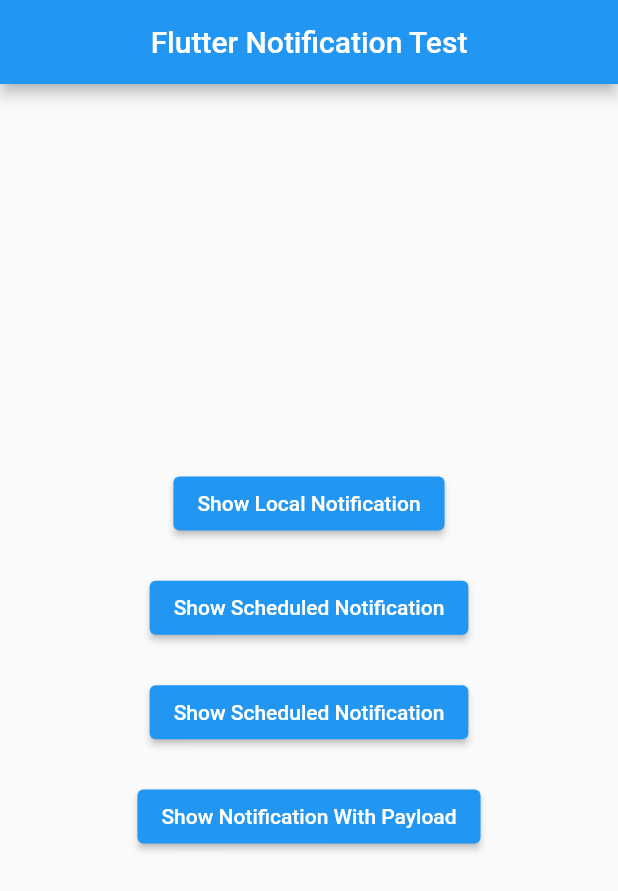
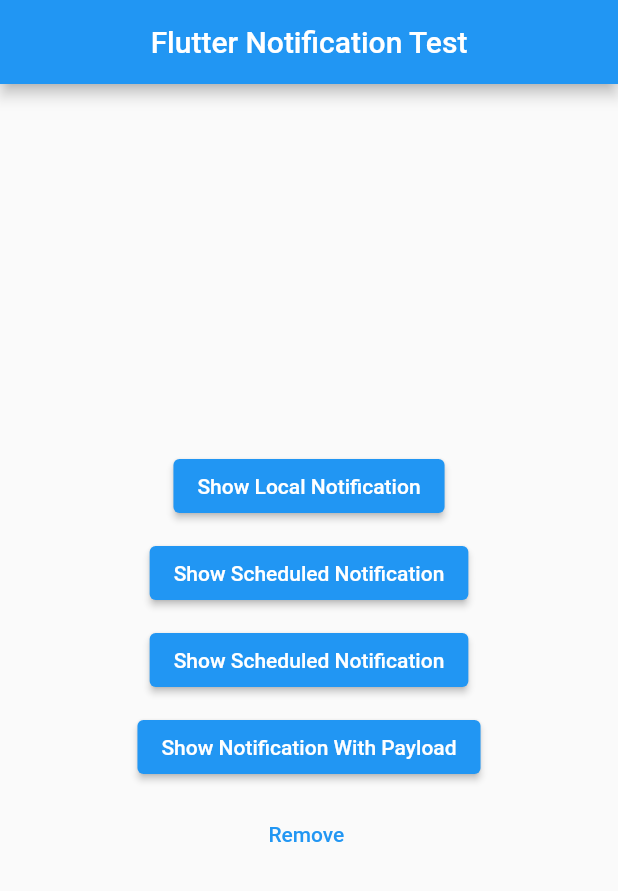
Before and after one commit to sojan-ts/flutter-notification-shedule-and-show-sample, a Flutter app: the screen it shows after launch, after a tap on "Show Scheduled Notification", on a phone screen of 412 x 824 dp. Shown: the top 891 px of the screen. Run offline on Flutter 3.47's test engine with Material 2 defaults, Android fonts, the phone set to English and light mode, and no system bars; our stand-ins replace flutter_local_notifications, rxdart, timezone.

Commit message:
second commit

```diff
--- a/lib/screens/home.dart
+++ b/lib/screens/home.dart
@@ -1,6 +1,7 @@
 import 'package:flutter/material.dart';
 import 'package:flutter_local_notification/screens/second_screen.dart';
 import 'package:flutter_local_notification/services/local_notification_service.dart';
+import 'package:flutter_local_notifications/flutter_local_notifications.dart';
 
 class Home extends StatefulWidget {
   const Home({Key? key}) : super(key: key);
@@ -54,9 +55,9 @@
                           body: 'Some body 1',
                           year: 2022,
                           month: 11,
-                          day: 4,
+                          day: 22,
                           hour: 15,
-                          min: 44);
+                          min: 26);
                     },
                     child: const Text('Show Scheduled Notification'),
                   ),
@@ -84,6 +85,11 @@
                     },
                     child: const Text('Show Notification With Payload'),
                   ),
+                  TextButton(
+                      onPressed: () async {
+                        await FlutterLocalNotificationsPlugin().cancel(0);
+                      },
+                      child: Text("Remove "))
                 ],
               ),
             ),
```
Also changed, not shown: pubspec.lock.
